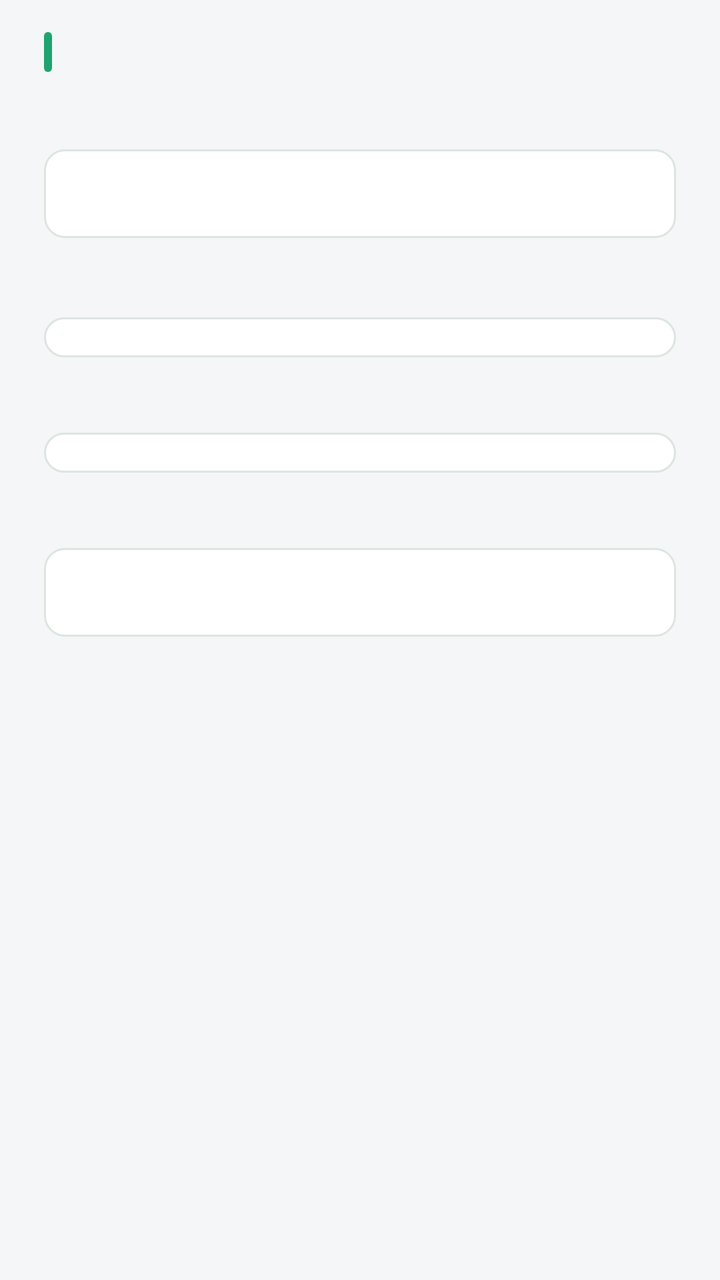
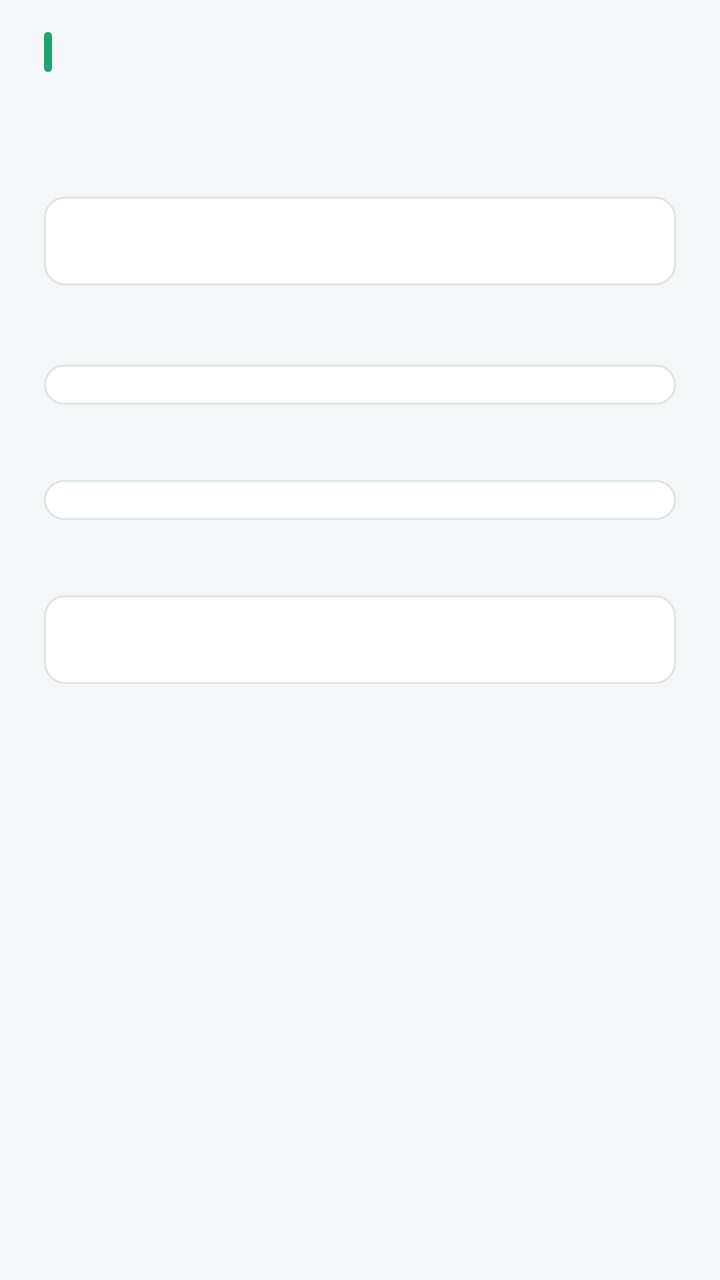

Before-and-after screenshots of an Android layout around one commit, followed by the original layout XML and the change that was made.
<!-- AndroidManifest.xml: application theme Theme.DailyCheckIn -->
<!-- res/layout/dialog_add_habit.xml -->
<?xml version="1.0" encoding="utf-8"?>
<LinearLayout xmlns:android="http://schemas.android.com/apk/res/android"
    android:layout_width="match_parent"
    android:layout_height="wrap_content"
    android:orientation="vertical"
    android:paddingStart="22dp"
    android:paddingTop="14dp"
    android:paddingEnd="22dp"
    android:paddingBottom="4dp">

    
    <LinearLayout
        android:layout_width="match_parent"
        android:layout_height="wrap_content"
        android:gravity="center_vertical"
        android:orientation="horizontal">

        <View
            android:id="@+id/tvTitleBar"
            android:layout_width="4dp"
            android:layout_height="20dp"
            android:background="@drawable/bg_title_bar" />

        <TextView
            android:id="@+id/tvDlgTitle"
            android:layout_width="wrap_content"
            android:layout_height="wrap_content"
            android:layout_marginStart="10dp"
            android:textColor="#222B26"
            android:textSize="18sp"
            android:textStyle="bold" />
    </LinearLayout>

    <TextView
        android:id="@+id/tvDlgSubtitle"
        android:layout_width="wrap_content"
        android:layout_height="wrap_content"
        android:layout_marginStart="14dp"
        android:layout_marginTop="4dp"
        android:textColor="@color/text_hint"
        android:textSize="12sp" />

    
    <EditText
        android:id="@+id/etName"
        android:layout_width="match_parent"
        android:layout_height="wrap_content"
        android:layout_marginTop="16dp"
        android:background="@drawable/bg_input"
        android:paddingStart="14dp"
        android:paddingTop="12dp"
        android:paddingEnd="14dp"
        android:paddingBottom="12dp"
        android:singleLine="true"
        android:textColor="@color/text_primary"
        android:textColorHint="#9AA8A0"
        android:textSize="15sp" />

    
    <TextView
        android:id="@+id/tvLblType"
        android:layout_width="wrap_content"
        android:layout_height="wrap_content"
        android:layout_marginTop="16dp"
        android:textColor="#5A6B62"
        android:textSize="13sp"
        android:textStyle="bold" />

    <Spinner
        android:id="@+id/spType"
        android:layout_width="match_parent"
        android:layout_height="wrap_content"
        android:layout_marginTop="6dp"
        android:background="@drawable/bg_input"
        android:paddingStart="10dp"
        android:paddingTop="10dp"
        android:paddingEnd="10dp"
        android:paddingBottom="10dp" />

    
    <TextView
        android:id="@+id/tvLblBasket"
        android:layout_width="wrap_content"
        android:layout_height="wrap_content"
        android:layout_marginTop="14dp"
        android:textColor="#5A6B62"
        android:textSize="13sp"
        android:textStyle="bold" />

    <Spinner
        android:id="@+id/spBasket"
        android:layout_width="match_parent"
        android:layout_height="wrap_content"
        android:layout_marginTop="6dp"
        android:background="@drawable/bg_input"
        android:paddingStart="10dp"
        android:paddingTop="10dp"
        android:paddingEnd="10dp"
        android:paddingBottom="10dp" />

    
    <LinearLayout
        android:id="@+id/targetRow"
        android:layout_width="match_parent"
        android:layout_height="wrap_content"
        android:orientation="vertical"
        android:visibility="gone">

        <TextView
            android:id="@+id/tvLblTarget"
            android:layout_width="wrap_content"
            android:layout_height="wrap_content"
            android:layout_marginTop="14dp"
            android:textColor="#5A6B62"
            android:textSize="13sp"
            android:textStyle="bold" />

        <EditText
            android:id="@+id/etTarget"
            android:layout_width="match_parent"
            android:layout_height="wrap_content"
            android:layout_marginTop="6dp"
            android:background="@drawable/bg_input"
            android:inputType="number"
            android:paddingStart="14dp"
            android:paddingTop="12dp"
            android:paddingEnd="14dp"
            android:paddingBottom="12dp"
            android:singleLine="true"
            android:text="3"
            android:textColor="@color/text_primary"
            android:textSize="15sp" />
    </LinearLayout>

    
    <TextView
        android:id="@+id/tvLblStart"
        android:layout_width="wrap_content"
        android:layout_height="wrap_content"
        android:layout_marginTop="14dp"
        android:textColor="#5A6B62"
        android:textSize="13sp"
        android:textStyle="bold" />

    <TextView
        android:id="@+id/tvStartDate"
        android:layout_width="match_parent"
        android:layout_height="wrap_content"
        android:layout_marginTop="6dp"
        android:background="@drawable/bg_input"
        android:paddingStart="14dp"
        android:paddingTop="12dp"
        android:paddingEnd="14dp"
        android:paddingBottom="12dp"
        android:singleLine="true"
        android:textColor="@color/text_primary"
        android:textSize="15sp" />

    
    <Space
        android:layout_width="match_parent"
        android:layout_height="6dp" />
</LinearLayout>
<!-- resources referenced by this layout -->
<resources>
  <color name="text_hint">#9AA5B1</color>
  <color name="text_primary">#1F2D3D</color>
  <!-- drawable bg_input (drawable) -->
  <?xml version="1.0" encoding="utf-8"?>
  <selector xmlns:android="http://schemas.android.com/apk/res/android">
      <item android:state_focused="true">
          <shape android:shape="rectangle">
              <solid android:color="#FFFFFF" />
              <stroke android:width="1.5dp" android:color="#1FA371" />
              <corners android:radius="10dp" />
          </shape>
      </item>
      <item>
          <shape android:shape="rectangle">
              <solid android:color="#FFFFFF" />
              <stroke android:width="1dp" android:color="#DDE5E0" />
              <corners android:radius="10dp" />
          </shape>
      </item>
  </selector>
  <!-- drawable bg_title_bar (drawable) -->
  <?xml version="1.0" encoding="utf-8"?>
  <shape xmlns:android="http://schemas.android.com/apk/res/android"
      android:shape="rectangle">
      <solid android:color="#1FA371" />
      <corners android:radius="2dp" />
  </shape>
  <style name="Theme.DailyCheckIn" parent="android:Theme.Material.Light.NoActionBar">
          <item name="android:colorAccent">@color/primary</item>
          <item name="android:statusBarColor">@color/primary_dark</item>
          <item name="android:navigationBarColor">#FFFFFF</item>
          <item name="android:windowLightNavigationBar">true</item>
          <item name="android:windowBackground">@color/bg_page</item>
      </style>
  <color name="primary">#2EBD85</color>
  <color name="primary_dark">#1FA371</color>
  <color name="bg_page">#F4F6F8</color>
</resources>

<!-- the commit's change to res/layout/dialog_add_habit.xml (unified diff, before → after) -->
@@ -41,11 +41,20 @@
         android:textSize="12sp" />
 
     
+    <TextView
+        android:id="@+id/tvLblName"
+        android:layout_width="wrap_content"
+        android:layout_height="wrap_content"
+        android:layout_marginTop="16dp"
+        android:textColor="#5A6B62"
+        android:textSize="13sp"
+        android:textStyle="bold" />
+
     <EditText
         android:id="@+id/etName"
         android:layout_width="match_parent"
         android:layout_height="wrap_content"
-        android:layout_marginTop="16dp"
+        android:layout_marginTop="6dp"
         android:background="@drawable/bg_input"
         android:paddingStart="14dp"
         android:paddingTop="12dp"
